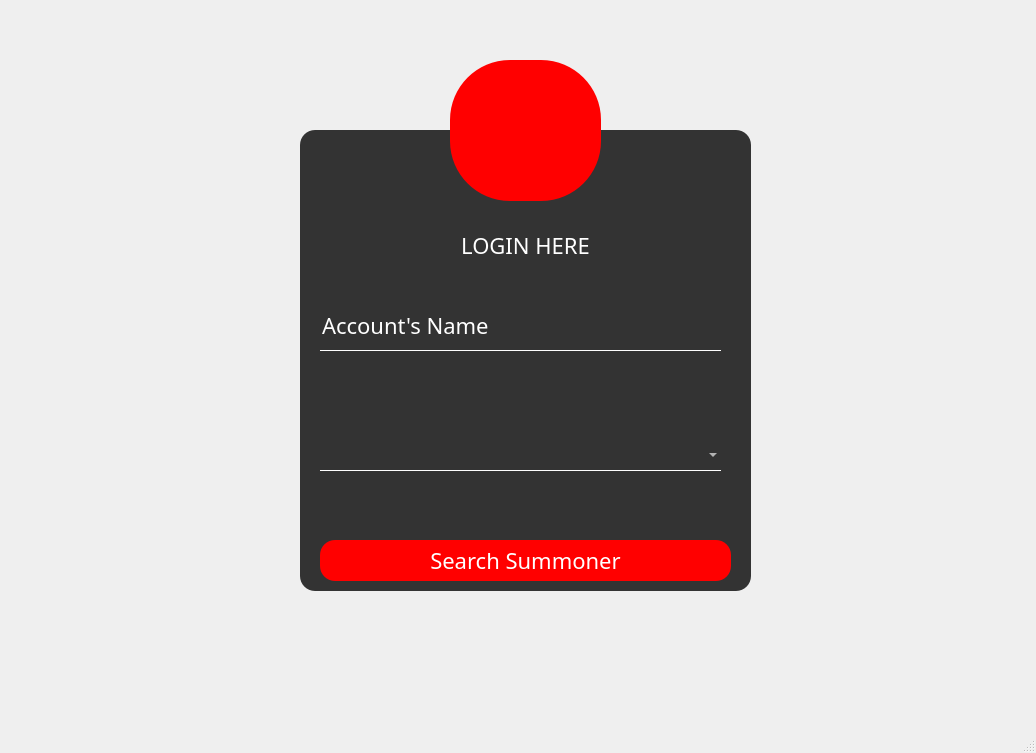
Above: guiAlpha.ui from lucbece/tftOverlay before the change. Below: the same form after it.
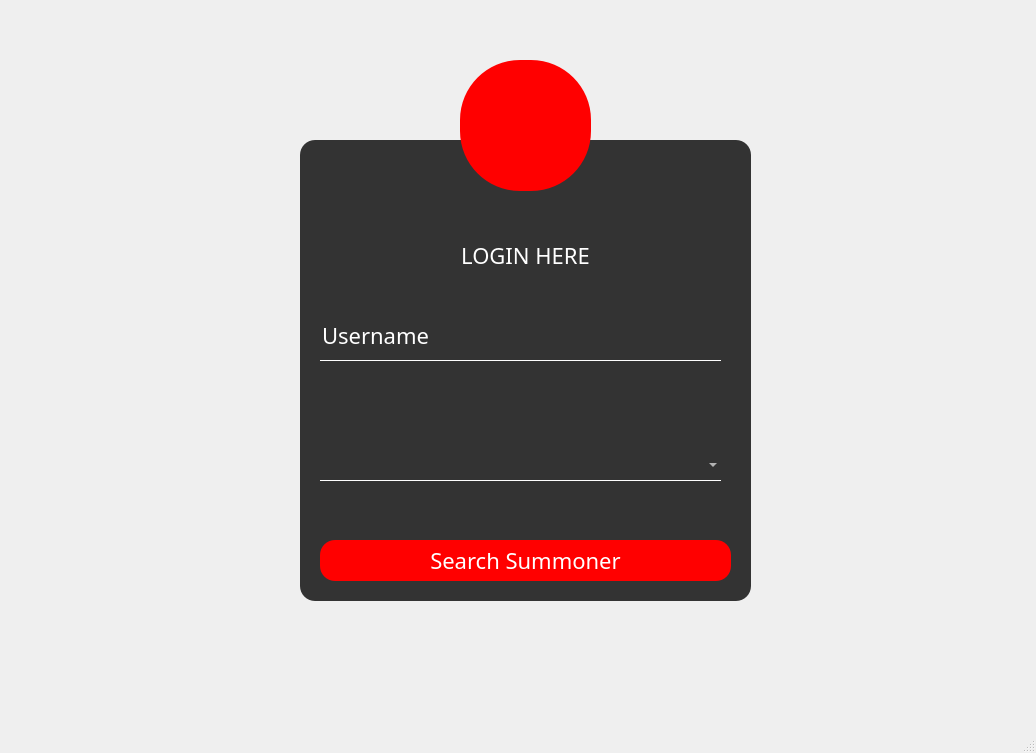
That is the form after the change. Icons and pictures are not drawn.

```diff
--- a/guiAlpha.ui
+++ b/guiAlpha.ui
@@ -75,7 +75,7 @@
     <property name="geometry">
      <rect>
       <x>300</x>
-      <y>130</y>
+      <y>140</y>
       <width>451</width>
       <height>461</height>
      </rect>
@@ -90,7 +90,7 @@
      <property name="geometry">
       <rect>
        <x>20</x>
-       <y>410</y>
+       <y>400</y>
        <width>411</width>
        <height>41</height>
       </rect>
@@ -144,7 +144,7 @@
       <string notr="true"/>
      </property>
      <property name="text">
-      <string notr="true">Account's Name</string>
+      <string notr="true">Username</string>
      </property>
      <property name="maxLength">
       <number>32767</number>
@@ -157,10 +157,10 @@
    <widget class="QToolButton" name="toolButton">
     <property name="geometry">
      <rect>
-      <x>450</x>
+      <x>460</x>
       <y>60</y>
-      <width>151</width>
-      <height>141</height>
+      <width>131</width>
+      <height>131</height>
      </rect>
     </property>
     <property name="text">
```
